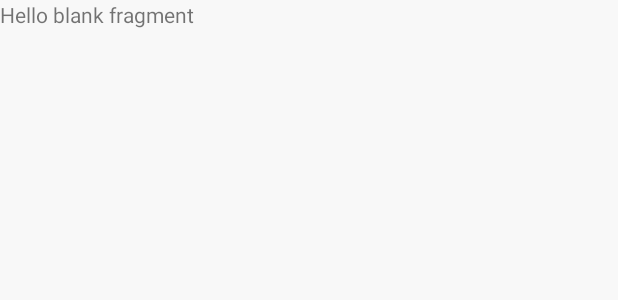
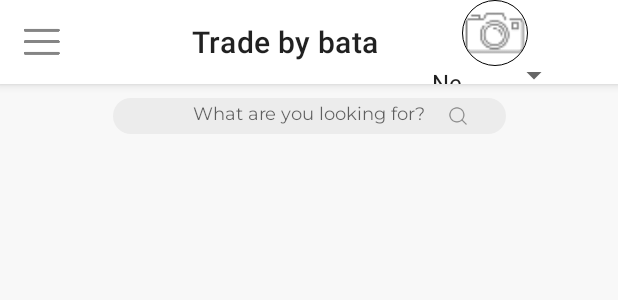
Before and after one commit to MiseikoDenis/OnlineShop, an Android app: the layout fragment_page_one.xml on its own in the app's theme, with its tools: preview values and no code run, on a phone screen of 412 x 824 dp. Shown: the top 300 px of the screen. Run offline under Robolectric (Android 15) with nearby library versions, the light colour scheme and no system bars.

Commit message:
Работа над page one

```diff
--- a/app/build.gradle
+++ b/app/build.gradle
@@ -43,10 +43,14 @@
 
     implementation project(':domain')
 
+    //Adapter delegates
+    implementation 'com.hannesdorfmann:adapterdelegates4:4.3.0'
+
     //Glide
     def glide_version = "4.12.0"
     implementation "com.github.bumptech.glide:glide:$glide_version"
     annotationProcessor "com.github.bumptech.glide:compiler:$glide_version"
+    implementation 'de.hdodenhof:circleimageview:3.1.0'
 
     // Hilt
     def hilt_version = "2.44.2"
--- a/app/src/main/res/layout/fragment_page_one.xml
+++ b/app/src/main/res/layout/fragment_page_one.xml
@@ -1,15 +1,78 @@
 <?xml version="1.0" encoding="utf-8"?>
-<FrameLayout xmlns:android="http://schemas.android.com/apk/res/android"
+<androidx.constraintlayout.widget.ConstraintLayout xmlns:android="http://schemas.android.com/apk/res/android"
+    xmlns:app="http://schemas.android.com/apk/res-auto"
     xmlns:tools="http://schemas.android.com/tools"
     android:layout_width="match_parent"
     android:layout_height="match_parent"
     tools:context=".presentation.pageone.PageOneFragment">
 
 
-    <TextView
-        android:id="@+id/text"
+    <androidx.appcompat.widget.Toolbar
+        android:id="@+id/toolbar"
         android:layout_width="match_parent"
-        android:layout_height="match_parent"
-        android:text="@string/hello_blank_fragment" />
+        android:layout_height="?attr/actionBarSize"
+        android:background="@color/white"
+        android:elevation="4dp"
+        app:contentInsetStart="0dp"
+        app:navigationIcon="@drawable/ic_menu"
+        app:popupTheme="@style/ThemeOverlay.AppCompat.Light"
+        app:title="@string/trade_by_bata"
+        app:titleMarginStart="72dp"
+        app:layout_constraintTop_toTopOf="parent"
+        app:layout_constraintStart_toStartOf="parent"
+        app:layout_constraintEnd_toEndOf="parent">
 
-</FrameLayout>
+        <androidx.constraintlayout.widget.ConstraintLayout
+            android:layout_width="100dp"
+            android:layout_height="match_parent"
+            android:gravity="end"
+            android:orientation="vertical"
+            android:layout_marginStart="24dp">
+
+            <de.hdodenhof.circleimageview.CircleImageView
+                android:id="@+id/user_avatar"
+                android:layout_width="44dp"
+                android:layout_height="44dp"
+                android:src="@drawable/ic_placeholder"
+                app:layout_constraintTop_toTopOf="parent"
+                app:layout_constraintEnd_toEndOf="parent"
+                app:layout_constraintStart_toStartOf="parent"
+                app:civ_border_width="0.5dp"
+                app:civ_border_color="@color/black"/>
+
+            <Spinner
+                android:id="@+id/spinner_location"
+                android:layout_width="wrap_content"
+                android:layout_height="12dp"
+                android:entries="@array/locations"
+                app:layout_constraintTop_toBottomOf="@id/user_avatar"
+                app:layout_constraintStart_toStartOf="@id/user_avatar"
+                app:layout_constraintEnd_toEndOf="@id/user_avatar"/>
+
+        </androidx.constraintlayout.widget.ConstraintLayout>
+
+    </androidx.appcompat.widget.Toolbar>
+
+    <com.google.android.material.textfield.TextInputEditText
+        android:id="@+id/search_edit"
+        style="@style/edit_text"
+        android:layout_width="262dp"
+        android:layout_height="24dp"
+        android:layout_alignParentStart="true"
+        android:layout_alignParentTop="true"
+        android:layout_marginTop="9dp"
+        android:hint="@string/what_are_you_looking_for"
+        app:layout_constraintEnd_toEndOf="parent"
+        app:layout_constraintStart_toStartOf="parent"
+        app:layout_constraintTop_toBottomOf="@+id/toolbar" />
+
+    <ImageView
+        android:layout_width="16dp"
+        android:layout_height="16dp"
+        app:layout_constraintTop_toTopOf="@id/search_edit"
+        app:layout_constraintEnd_toEndOf="@id/search_edit"
+        app:layout_constraintBottom_toBottomOf="@id/search_edit"
+        android:src="@drawable/ic_search"
+        android:layout_marginEnd="24dp"/>
+
+</androidx.constraintlayout.widget.ConstraintLayout>
--- a/app/src/main/res/layout/fragment_profile.xml
+++ b/app/src/main/res/layout/fragment_profile.xml
@@ -30,7 +30,7 @@
         app:layout_constraintTop_toTopOf="parent" />
     <!--        android:fontFamily="@font/montserrat"-->
 
-    <ImageView
+    <de.hdodenhof.circleimageview.CircleImageView
         android:id="@+id/photo"
         android:layout_width="61.06dp"
         android:layout_height="61.06dp"
@@ -40,7 +40,9 @@
         app:layout_constraintTop_toBottomOf="@id/profile"
         android:src="@drawable/ic_placeholder"
         android:scaleType="centerCrop"
-        android:background="@drawable/circle_shape"/>
+        android:background="@drawable/circle_shape"
+        app:civ_border_width="0.5dp"
+        app:civ_border_color="@color/black"/>
 
     <TextView
         android:id="@+id/change_photo"
--- /dev/null
+++ b/app/src/main/res/values/arrays.xml
@@ -0,0 +1,9 @@
+<?xml version="1.0" encoding="utf-8"?>
+<resources>
+    <string-array name="locations">
+        <item>New York</item>
+        <item>London</item>
+        <item>Paris</item>
+        <item>Tokyo</item>
+    </string-array>
+</resources>
--- a/app/src/main/res/values/strings.xml
+++ b/app/src/main/res/values/strings.xml
@@ -29,4 +29,5 @@
     <string name="help">Help</string>
     <string name="log_out">Log out</string>
     <string name="trade_by_bata">Trade by bata</string>
+    <string name="what_are_you_looking_for">What are you looking for?</string>
 </resources>
--- a/app/src/main/res/values/themes.xml
+++ b/app/src/main/res/values/themes.xml
@@ -57,19 +57,20 @@
         <item name="android:textSize">12sp</item>
         <item name="android:background">@drawable/rounded_edittext</item>
         <item name="android:gravity">center</item>
+        <item name="android:fontFamily">@font/montserrat</item>
     </style>
 
     <style name="navigation_title">
         <item name="android:textSize">20sp</item>
         <item name="android:letterSpacing">-0.02</item>
         <item name="android:textColor">#000000</item>
-<!--        <item name="android:fontFamily">@font/montserrat</item>-->
+        <item name="android:fontFamily">@font/montserrat</item>
     </style>
 
     <style name="button">
         <item name="android:textAllCaps">false</item>
         <item name="android:background">@drawable/rounded_button</item>
-<!--        <item name="android:fontFamily">@font/montserrat</item>-->
+        <item name="android:fontFamily">@font/montserrat</item>
     </style>
 
     <style name="change_photo">
@@ -102,7 +103,7 @@
         <item name="android:letterSpacing">-0.02</item>
         <item name="android:textColor">#040402</item>
         <item name="android:layout_marginStart">16dp</item>
-        <!--        <item name="android:fontFamily">@font/montserrat</item>-->
+        <item name="android:fontFamily">@font/montserrat</item>
     </style>
 
     <style name="profile_item_arrow">
```
Also changed, not shown: app/src/main/java/com/project/onlineshop/presentation/pageone/PageOneFragment.kt (+21 -3 lines), app/src/main/java/com/project/onlineshop/presentation/pageone/PageOneViewModel.kt (+20 -4 lines), app/src/main/java/com/project/onlineshop/presentation/profile/ProfileViewModel.kt (+9 -2 lines), app/src/main/res/layout/my_spinner_item.xml (added, +8 -0 lines), app/src/main/res/layout/navigation_bar.xml (deleted, +0 -51 lines), app/src/main/res/drawable-hdpi/ic_search.png (added), app/src/main/res/drawable-mdpi/ic_search.png (added), app/src/main/res/drawable-xhdpi/ic_search.png (added), app/src/main/res/drawable-xxhdpi/ic_search.png (added), app/src/main/res/drawable-xxxhdpi/ic_search.png (added).
